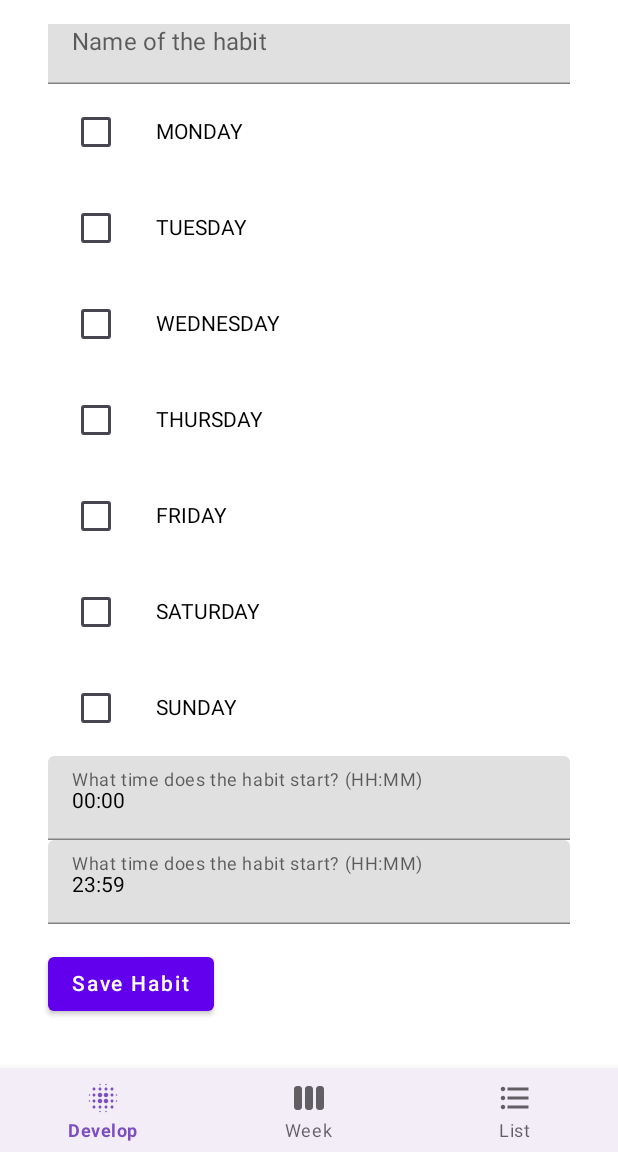
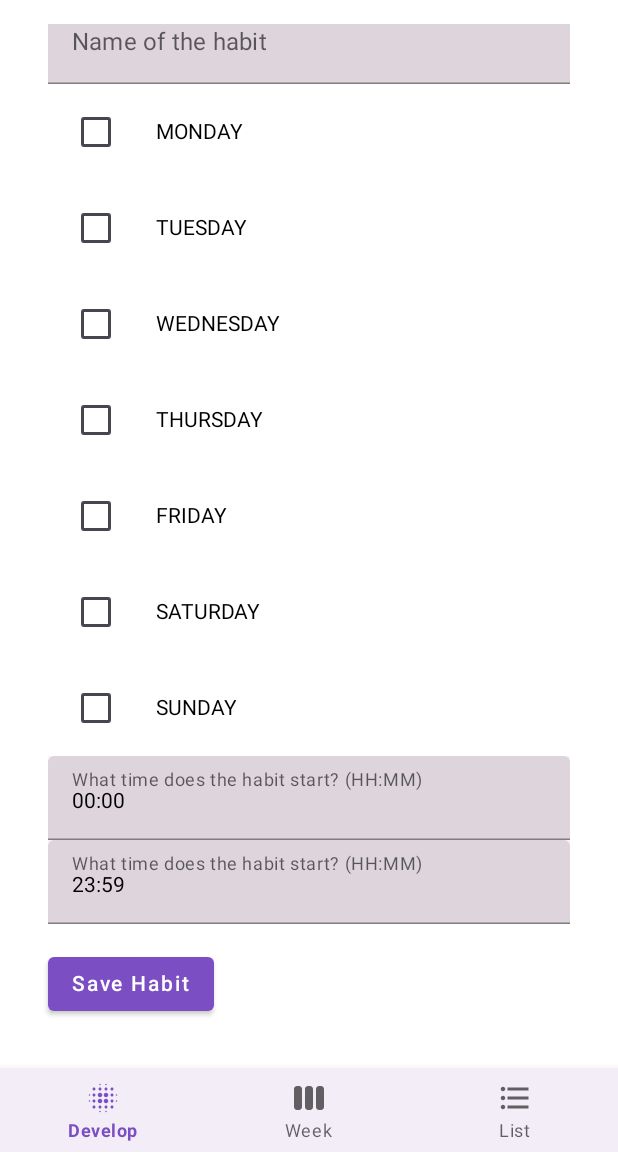
Before and after one commit to procrastinot-team/procrastinot, an Android app built with Jetpack Compose: the CreateHabitFragment screen opened directly, with no data from a screen before it, scrolled down 92 dp, on a phone screen of 412 x 824 dp, the part 84-1236 px from its top. Run offline under Robolectric (Android 15) with nearby library versions, the phone set to English and light mode, and no system bars; our stand-ins replace CircleImageView, Firebase (no records; nobody signed in at launch, a user with empty details on screens opened directly).

Commit message:
Add additional comments

```diff
--- a/app/src/main/java/com/github/mateo762/myapplication/BaseActivity.kt
+++ b/app/src/main/java/com/github/mateo762/myapplication/BaseActivity.kt
@@ -41,7 +41,7 @@ open class BaseActivity : AppCompatActivity() {
         drawer.addDrawerListener(toggle)
         toggle.syncState()
         navigationView.setNavigationItemSelectedListener(navListener)
-        // Enable clicking the profile picture
+        // Enable clicking the profile picture -- go to profile activity
         val profileIcon: ImageView = findViewById(R.id.circle_imageView)
         profileIcon.setOnClickListener { openActivitySelected(ProfileActivity()) }
     }
--- a/app/src/main/java/com/github/mateo762/myapplication/ui/habits/CreateHabitScreen.kt
+++ b/app/src/main/java/com/github/mateo762/myapplication/ui/habits/CreateHabitScreen.kt
@@ -2,17 +2,16 @@ package com.github.mateo762.myapplication.ui.habits
 
 import android.content.Intent
 import android.widget.Toast
+import androidx.compose.foundation.background
 import androidx.compose.foundation.layout.*
 import androidx.compose.foundation.rememberScrollState
 import androidx.compose.foundation.verticalScroll
-import androidx.compose.material.Button
-import androidx.compose.material.MaterialTheme
-import androidx.compose.material.Text
-import androidx.compose.material.TextField
+import androidx.compose.material.*
 import androidx.compose.material3.Checkbox
 import androidx.compose.runtime.*
 import androidx.compose.ui.Alignment
 import androidx.compose.ui.Modifier
+import androidx.compose.ui.graphics.Color
 import androidx.compose.ui.platform.LocalContext
 import androidx.compose.ui.platform.testTag
 import androidx.compose.ui.text.input.TextFieldValue
@@ -60,6 +59,7 @@ fun CreateHabitScreen() {
                 modifier = Modifier
                     .fillMaxWidth()
                     .testTag("txt_name")
+                    .background(Color(0xFFFCF2F9))
             )
 
             Column {
@@ -100,6 +100,7 @@ fun CreateHabitScreen() {
                     modifier = Modifier
                         .fillMaxWidth()
                         .testTag("txt_time_start")
+                        .background(Color(0xFFFCF2F9))
                 )
 
                 TextField(
@@ -119,6 +120,7 @@ fun CreateHabitScreen() {
                     modifier = Modifier
                         .fillMaxWidth()
                         .testTag("txt_time_end")
+                        .background(Color(0xFFFCF2F9))
                 )
 
 
@@ -184,6 +186,7 @@ fun CreateHabitScreen() {
 
                         }
                     },
+                    colors = ButtonDefaults.buttonColors(backgroundColor = Color(0xFF7B4FC3), contentColor = Color.White),
                     modifier = Modifier
                         .padding(top = 16.dp)
                         .testTag("btn_save")
--- a/app/src/main/res/layout/activity_settings.xml
+++ b/app/src/main/res/layout/activity_settings.xml
@@ -60,7 +60,7 @@
                 android:layout_width="wrap_content"
                 android:layout_height="wrap_content"
                 android:textSize="15sp"
-                android:background="@color/cardview_dark_background"
+                android:background="@color/card_background_dark"
                 android:layout_below="@+id/text"
                 android:textColor="@color/white"
                 android:layout_centerHorizontal="true"
@@ -71,7 +71,7 @@
                 android:layout_width="wrap_content"
                 android:layout_height="70dp"
                 android:textSize="15sp"
-                android:background="@color/cardview_dark_background"
+                android:background="@color/card_background_dark"
                 android:textColor="@color/white"
                 android:layout_below="@+id/notificationButton"
                 android:layout_centerHorizontal="true"
```
Also changed, not shown: app/src/main/java/com/github/mateo762/myapplication/profile/ProfileActivity.kt (+2 -5 lines), app/src/main/java/com/github/mateo762/myapplication/settings/SettingsActivity.kt (+0 -8 lines).
